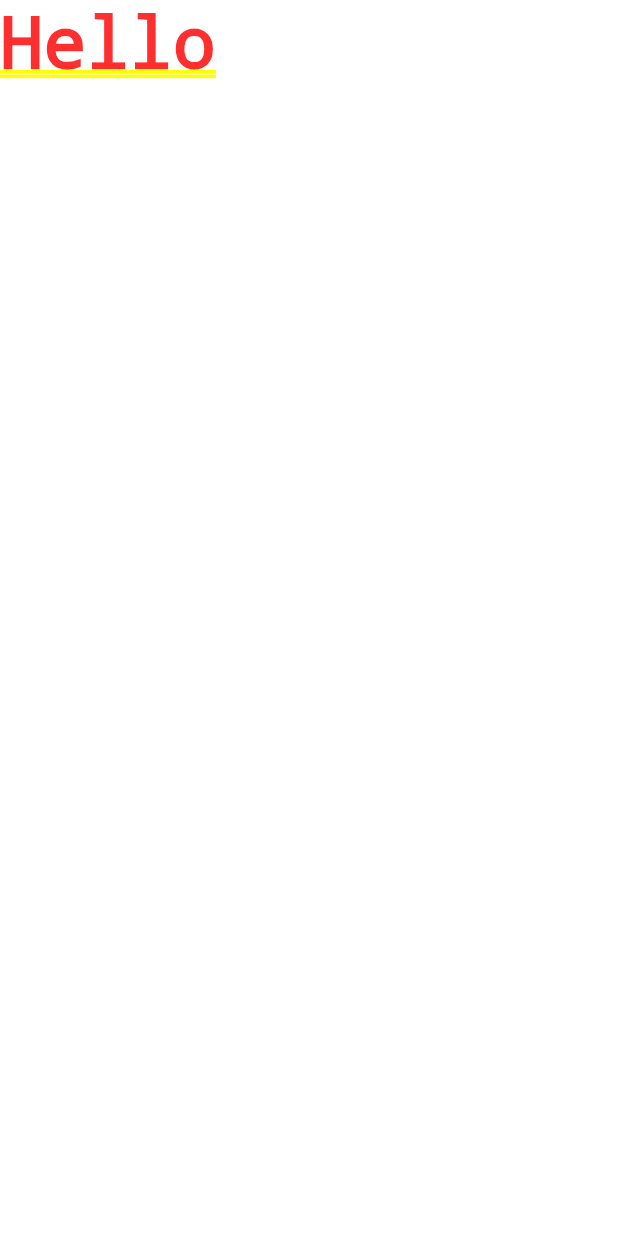
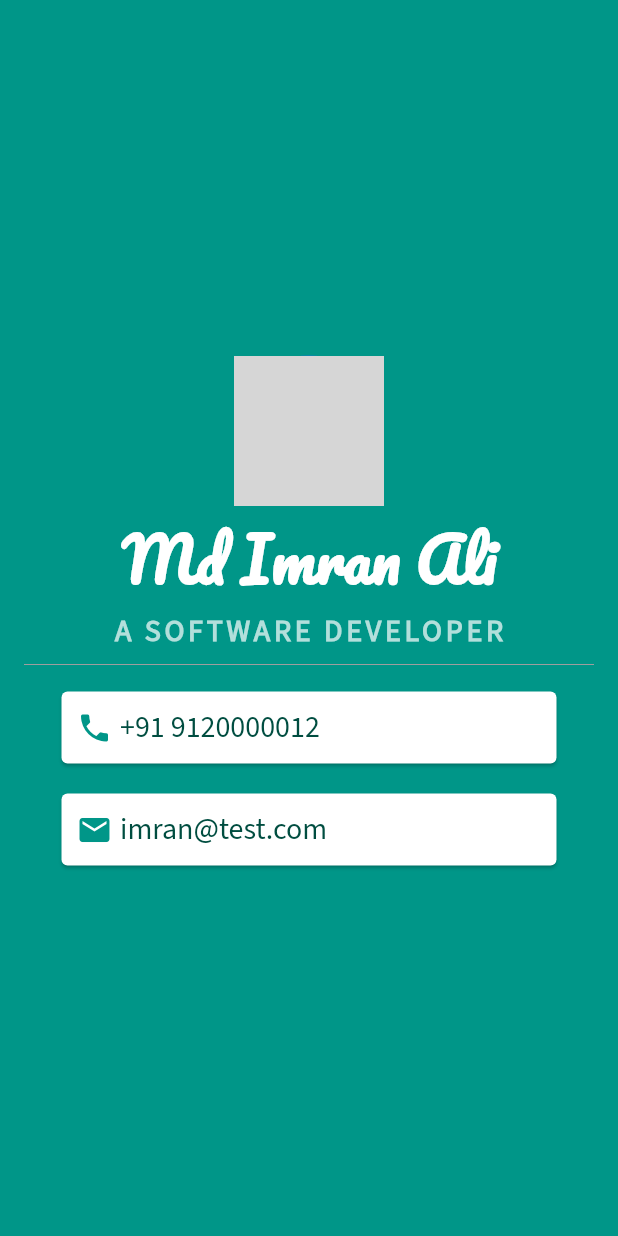
Before and after one commit to imran-ios/mi_card_flutter, a Flutter app: the screen it shows after launch, on a phone screen of 412 x 824 dp. Run offline on Flutter 3.47's test engine with Material 2 defaults, Android fonts, the phone set to English and light mode, and no system bars; grey boxes are pictures that could not be loaded.

Commit message:
created card page

```diff
--- a/lib/main.dart
+++ b/lib/main.dart
@@ -1,9 +1,103 @@
 import 'package:flutter/material.dart';
 
 void main() {
-  runApp(
-    const MaterialApp(
-      home: Text("Hello"),
-    ),
-  );
+  runApp(const MyApp());
 }
+
+class MyApp extends StatelessWidget {
+  const MyApp({super.key});
+
+  @override
+  Widget build(BuildContext context) {
+    return MaterialApp(
+      home: Scaffold(
+        backgroundColor: Colors.teal,
+        body: Padding(
+          padding: EdgeInsets.all(16.0),
+          child: Column(
+            children: [
+              Spacer(),
+              const CircleAvatar(
+                backgroundImage: AssetImage("../images/imran.jpg"),
+                radius: 50,
+              ),
+              const Text(
+                "Md Imran Ali",
+                style: TextStyle(
+                  fontFamily: 'Pacifico',
+                  fontSize: 40.0,
+                  fontWeight: FontWeight.bold,
+                  color: Colors.white,
+                ),
+              ),
+              const Text(
+                "A SOFTWARE DEVELOPER",
+                style: TextStyle(
+                  fontFamily: 'SourceSans3',
+                  fontWeight: FontWeight.bold,
+                  color: Color.fromRGBO(178, 223, 219, 1),
+                  fontSize: 20,
+                  letterSpacing: 2.5,
+                ),
+              ),
+              const Divider(
+                color: Colors.grey,
+              ),
+              Card(
+                color: Colors.white,
+                margin:
+                    const EdgeInsets.symmetric(vertical: 10, horizontal: 25),
+                child: Padding(
+                  padding: const EdgeInsets.all(10.0),
+                  child: Row(
+                    children: [
+                      const Icon(
+                        Icons.phone,
+                        color: Colors.teal,
+                      ),
+                      const SizedBox(width: 5),
+                      Text(
+                        "+91 9120000012",
+                        style: TextStyle(
+                          color: Colors.teal.shade900,
+                          fontFamily: 'SourceSans3',
+                          fontSize: 20.0,
+                        ),
+                      )
+                    ],
+                  ),
+                ),
+              ),
+              Card(
+                color: Colors.white,
+                margin:
+                    const EdgeInsets.symmetric(vertical: 10, horizontal: 25),
+                child: Padding(
+                  padding: const EdgeInsets.all(10.0),
+                  child: Row(
+                    children: [
+                      const Icon(
+                        Icons.email,
+                        color: Colors.teal,
+                      ),
+                      const SizedBox(width: 5),
+                      Text(
+                        "imran@test.com",
+                        style: TextStyle(
+                          color: Colors.teal.shade900,
+                          fontFamily: 'SourceSans3',
+                          fontSize: 20.0,
+                        ),
+                      )
+                    ],
+                  ),
+                ),
+              ),
+              const Spacer(),
+            ],
+          ),
+        ),
+      ),
+    );
+  }
+}
```
Also changed, not shown: pubspec.yaml (+11 -28 lines), fonts/Pacifico-Regular.ttf (added), fonts/SourceSans3-Regular copy.ttf (added), fonts/SourceSans3-Regular.ttf (added), images/imran.jpg (added).
